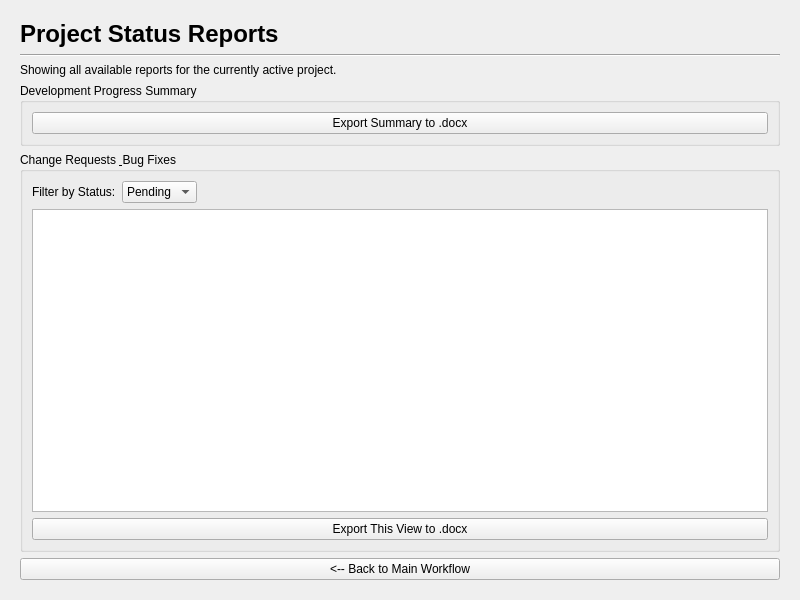
Above: gui/reports_page.ui from mariolewis/asdf_factory before the change. Below: the same form after it.
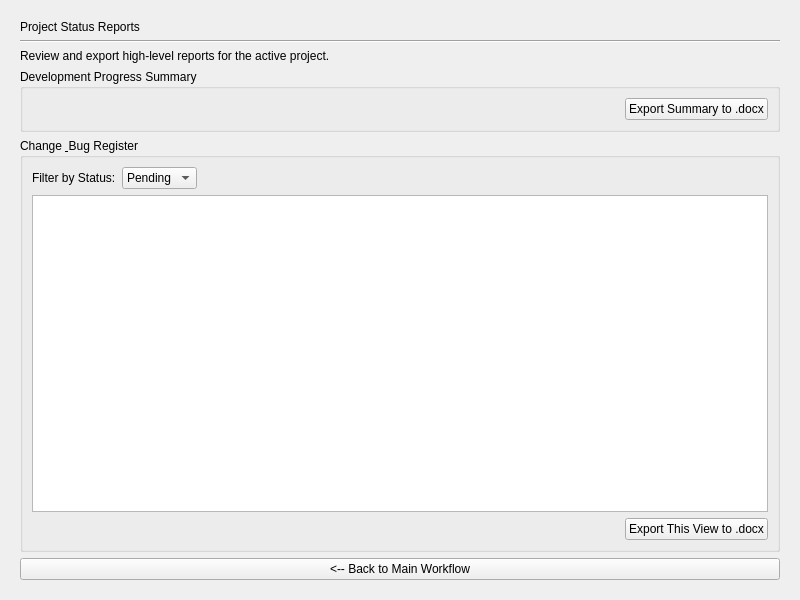
That is the form after the change.

Patch:
```diff
--- a/gui/reports_page.ui
+++ b/gui/reports_page.ui
@@ -31,9 +31,6 @@
      <property name="text">
       <string>Project Status Reports</string>
      </property>
-     <property name="styleSheet">
-      <string notr="true">font-size: 18pt; font-weight: bold;</string>
-     </property>
     </widget>
    </item>
    <item>
@@ -46,7 +43,7 @@
    <item>
     <widget class="QLabel" name="instructionLabel">
      <property name="text">
-      <string>Showing all available reports for the currently active project.</string>
+      <string>Review and export high-level reports for the active project.</string>
      </property>
     </widget>
    </item>
@@ -60,6 +57,21 @@
        <layout class="QFormLayout" name="progressFormLayout"/>
       </item>
       <item>
+       <layout class="QHBoxLayout" name="horizontalLayout_2">
+        <item>
+         <spacer name="horizontalSpacer_2">
+          <property name="orientation">
+           <enum>Qt::Horizontal</enum>
+          </property>
+          <property name="sizeHint" stdset="0">
+           <size>
+            <width>40</width>
+            <height>20</height>
+           </size>
+          </property>
+         </spacer>
+        </item>
+        <item>
        <widget class="QPushButton" name="exportProgressButton">
         <property name="text">
          <string>Export Summary to .docx</string>
@@ -67,12 +79,14 @@
        </widget>
       </item>
      </layout>
+      </item>
+     </layout>
     </widget>
    </item>
    <item>
     <widget class="QGroupBox" name="crBugGroupBox">
      <property name="title">
-      <string>Change Requests &amp; Bug Fixes</string>
+      <string>Change &amp; Bug Register</string>
      </property>
      <layout class="QVBoxLayout" name="verticalLayout_3">
       <item>
@@ -122,11 +136,28 @@
        <widget class="QTableView" name="crTableView"/>
       </item>
       <item>
+       <layout class="QHBoxLayout" name="horizontalLayout_4">
+        <item>
+         <spacer name="horizontalSpacer_3">
+          <property name="orientation">
+           <enum>Qt::Horizontal</enum>
+          </property>
+          <property name="sizeHint" stdset="0">
+           <size>
+            <width>40</width>
+            <height>20</height>
+           </size>
+          </property>
+         </spacer>
+        </item>
+        <item>
        <widget class="QPushButton" name="exportCrButton">
         <property name="text">
          <string>Export This View to .docx</string>
         </property>
        </widget>
+        </item>
+       </layout>
       </item>
      </layout>
     </widget>
```
Lines whose indentation alone changed are shown as unchanged.
